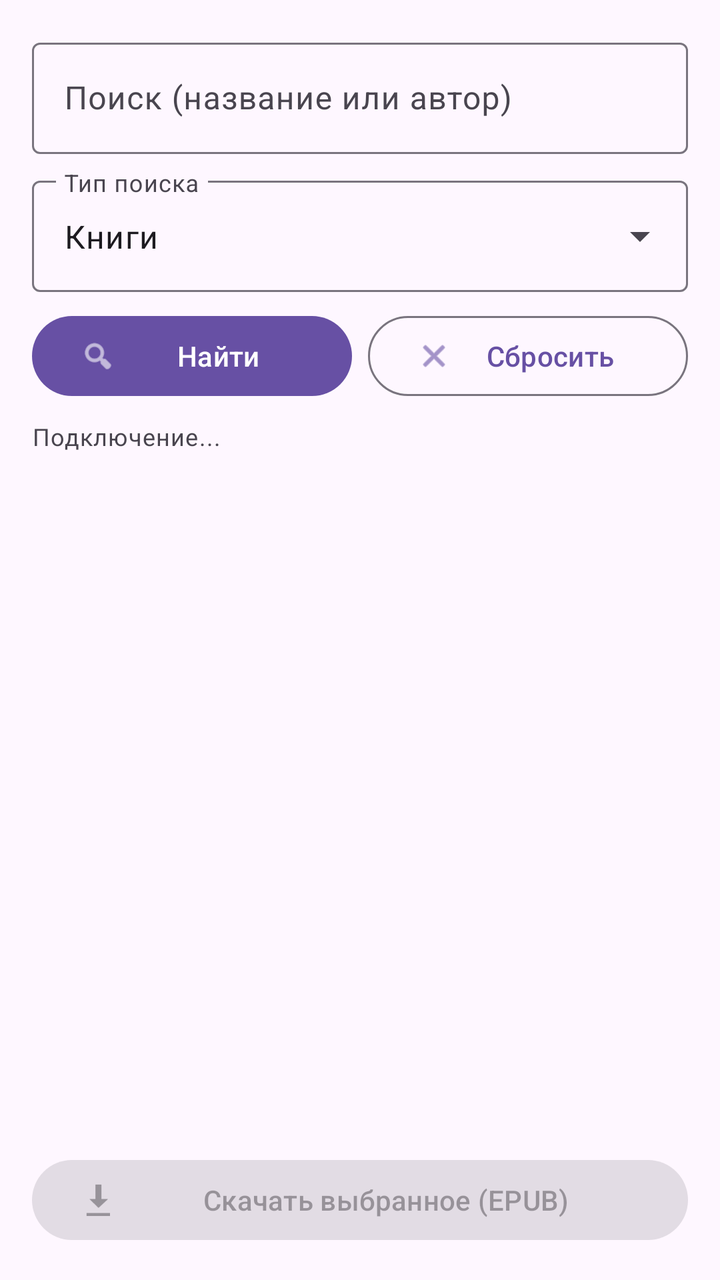
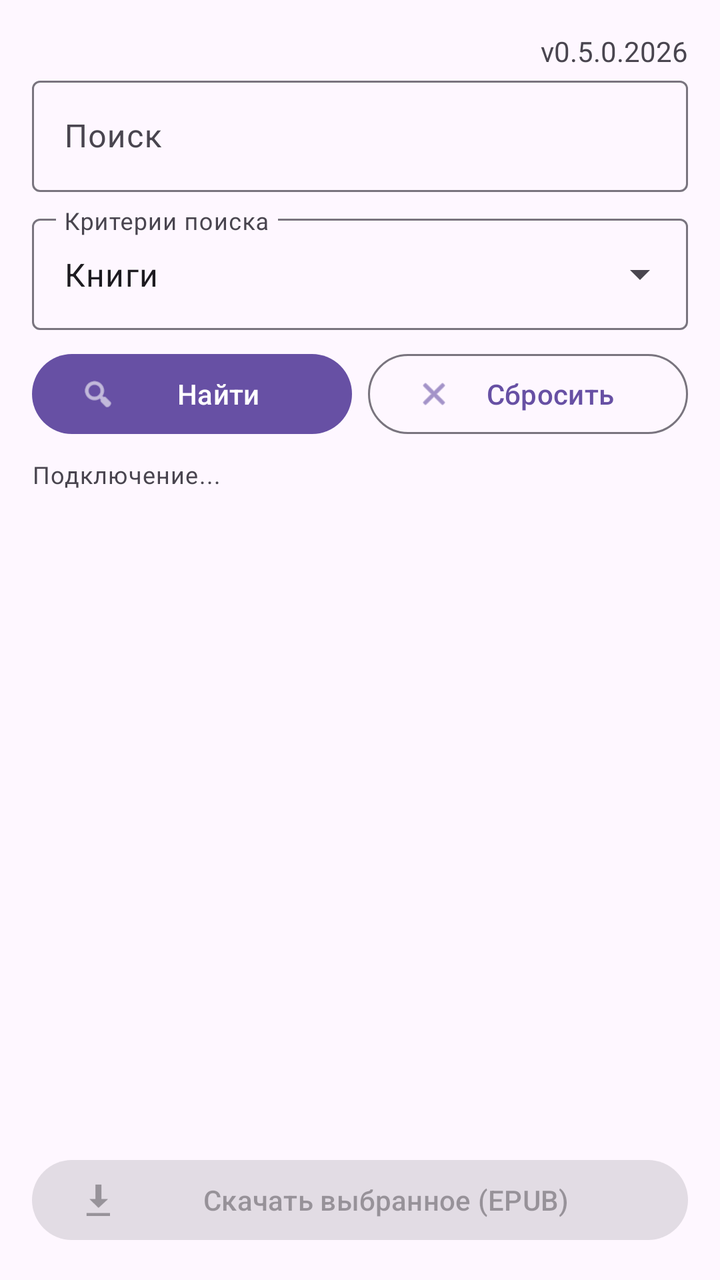

The first picture is an Android layout as it rendered before a commit; the second is the same layout after the commit. The layout source and the unified diff follow.
<!-- AndroidManifest.xml: application theme Theme.Material3.DayNight.NoActionBar -->
<!-- res/layout/activity_main.xml -->
<?xml version="1.0" encoding="utf-8"?>
<LinearLayout xmlns:android="http://schemas.android.com/apk/res/android"
    xmlns:app="http://schemas.android.com/apk/res-auto"
    android:layout_width="match_parent"
    android:layout_height="match_parent"
    android:orientation="vertical"
    android:padding="16dp">

    <com.google.android.material.textfield.TextInputLayout
        android:id="@+id/queryLayout"
        style="@style/Widget.Material3.TextInputLayout.OutlinedBox"
        android:layout_width="match_parent"
        android:layout_height="wrap_content"
        android:hint="Поиск (название или автор)">

        <com.google.android.material.textfield.TextInputEditText
            android:id="@+id/query"
            android:layout_width="match_parent"
            android:layout_height="wrap_content"
            android:inputType="text"
            android:maxLines="1" />
    </com.google.android.material.textfield.TextInputLayout>

    <com.google.android.material.textfield.TextInputLayout
        android:id="@+id/modeLayout"
        style="@style/Widget.Material3.TextInputLayout.OutlinedBox.ExposedDropdownMenu"
        android:layout_width="match_parent"
        android:layout_height="wrap_content"
        android:layout_marginTop="8dp"
        android:hint="Тип поиска">

        <AutoCompleteTextView
            android:id="@+id/mode"
            android:layout_width="match_parent"
            android:layout_height="wrap_content"
            android:inputType="none"
            android:text="Книги" />
    </com.google.android.material.textfield.TextInputLayout>

    <LinearLayout
        android:layout_width="match_parent"
        android:layout_height="wrap_content"
        android:layout_marginTop="8dp"
        android:orientation="horizontal">

        <com.google.android.material.button.MaterialButton
            android:id="@+id/findButton"
            android:layout_width="0dp"
            android:layout_height="wrap_content"
            android:layout_weight="1"
            android:text="Найти"
            app:icon="@android:drawable/ic_menu_search" />

        <com.google.android.material.button.MaterialButton
            android:id="@+id/resetButton"
            style="@style/Widget.Material3.Button.OutlinedButton"
            android:layout_width="0dp"
            android:layout_height="wrap_content"
            android:layout_marginStart="8dp"
            android:layout_weight="1"
            android:text="Сбросить"
            app:icon="@android:drawable/ic_menu_close_clear_cancel" />
    </LinearLayout>

    <com.google.android.material.progressindicator.LinearProgressIndicator
        android:id="@+id/progress"
        android:layout_width="match_parent"
        android:layout_height="wrap_content"
        android:layout_marginTop="8dp"
        android:indeterminate="true"
        android:visibility="gone" />

    <TextView
        android:id="@+id/connection"
        android:layout_width="match_parent"
        android:layout_height="wrap_content"
        android:layout_marginTop="8dp"
        android:text="Подключение..."
        android:textAppearance="?attr/textAppearanceBodySmall" />

    <androidx.core.widget.NestedScrollView
        android:layout_width="match_parent"
        android:layout_height="0dp"
        android:layout_weight="1"
        android:layout_marginTop="8dp">

        <LinearLayout
            android:id="@+id/resultsBox"
            android:layout_width="match_parent"
            android:layout_height="wrap_content"
            android:orientation="vertical" />
    </androidx.core.widget.NestedScrollView>

    <com.google.android.material.button.MaterialButton
        android:id="@+id/downloadButton"
        android:layout_width="match_parent"
        android:layout_height="wrap_content"
        android:layout_marginTop="8dp"
        android:enabled="false"
        android:text="Скачать выбранное (EPUB)"
        app:icon="@android:drawable/stat_sys_download" />

</LinearLayout>
<!-- resources referenced by this layout -->
<resources>

</resources>

<!-- the commit's change to res/layout/activity_main.xml (unified diff, before → after) -->
@@ -5,13 +5,18 @@
     android:layout_height="match_parent"
     android:orientation="vertical"
     android:padding="16dp">
-
+    <TextView
+        android:layout_width="wrap_content"
+        android:layout_height="wrap_content"
+        android:layout_gravity="right"
+        android:text="v0.5.0.2026"
+        />
     <com.google.android.material.textfield.TextInputLayout
         android:id="@+id/queryLayout"
         style="@style/Widget.Material3.TextInputLayout.OutlinedBox"
         android:layout_width="match_parent"
         android:layout_height="wrap_content"
-        android:hint="Поиск (название или автор)">
+        android:hint="Поиск">
 
         <com.google.android.material.textfield.TextInputEditText
             android:id="@+id/query"
@@ -27,7 +32,7 @@
         android:layout_width="match_parent"
         android:layout_height="wrap_content"
         android:layout_marginTop="8dp"
-        android:hint="Тип поиска">
+        android:hint="Критерии поиска">
 
         <AutoCompleteTextView
             android:id="@+id/mode"
